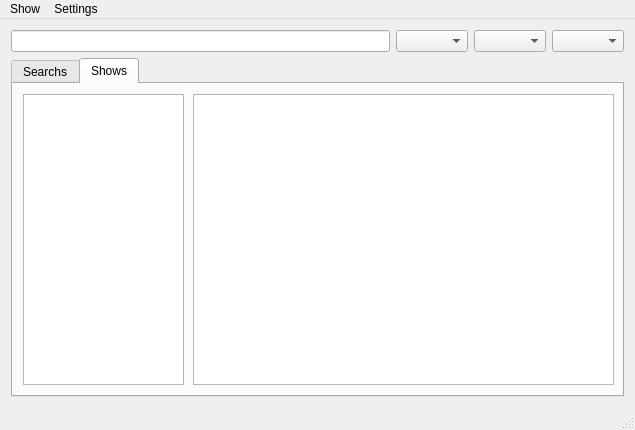
Qt form mainwindow.ui (Guid75/betaseeker) before a commit.
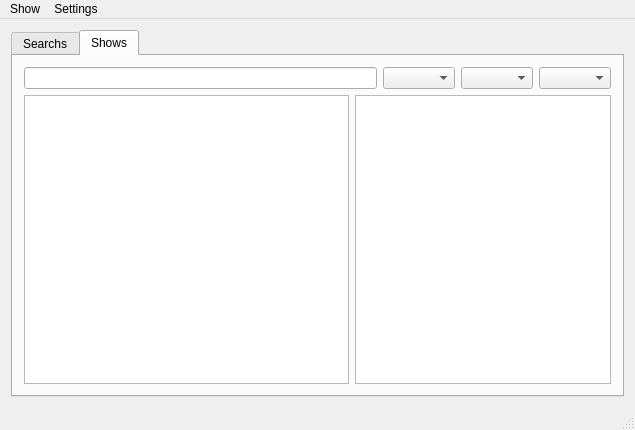
The same form after that commit. The open tabs and pages were chosen to show the change.

What changed in the file:
```diff
--- a/mainwindow.ui
+++ b/mainwindow.ui
@@ -15,18 +15,6 @@
   </property>
   <widget class="QWidget" name="centralWidget">
    <layout class="QGridLayout" name="gridLayout">
-    <item row="0" column="0">
-     <widget class="QLineEdit" name="lineEditSearch"/>
-    </item>
-    <item row="0" column="1">
-     <widget class="QComboBox" name="comboBoxLang"/>
-    </item>
-    <item row="0" column="3">
-     <widget class="QComboBox" name="comboBoxEpisode"/>
-    </item>
-    <item row="0" column="2">
-     <widget class="QComboBox" name="comboBoxSeason"/>
-    </item>
     <item row="1" column="0" colspan="4">
      <widget class="QTabWidget" name="tabWidgetMain">
       <property name="currentIndex">
@@ -38,6 +26,9 @@
        </attribute>
        <layout class="QGridLayout" name="gridLayout_2">
         <item row="0" column="0">
+         <widget class="QLineEdit" name="lineEditSearch"/>
+        </item>
+        <item row="1" column="0">
          <widget class="QListWidget" name="listWidgetSearch"/>
         </item>
        </layout>
@@ -46,26 +37,26 @@
        <attribute name="title">
         <string>Shows</string>
        </attribute>
-       <widget class="QListView" name="listViewShows">
-        <property name="geometry">
-         <rect>
-          <x>10</x>
-          <y>10</y>
-          <width>161</width>
-          <height>291</height>
-         </rect>
-        </property>
-       </widget>
-       <widget class="QTreeView" name="treeViewSubtitles">
-        <property name="geometry">
-         <rect>
-          <x>180</x>
-          <y>10</y>
-          <width>421</width>
-          <height>291</height>
-         </rect>
-        </property>
-       </widget>
+       <layout class="QGridLayout" name="gridLayout_3">
+        <item row="0" column="0" colspan="2">
+         <widget class="QLineEdit" name="lineEditFilter"/>
+        </item>
+        <item row="0" column="2">
+         <widget class="QComboBox" name="comboBoxLang"/>
+        </item>
+        <item row="0" column="3">
+         <widget class="QComboBox" name="comboBoxSeason"/>
+        </item>
+        <item row="0" column="4">
+         <widget class="QComboBox" name="comboBoxEpisode"/>
+        </item>
+        <item row="1" column="0">
+         <widget class="QListView" name="listViewShows"/>
+        </item>
+        <item row="1" column="1" colspan="4">
+         <widget class="QTreeView" name="treeViewSubtitles"/>
+        </item>
+       </layout>
       </widget>
      </widget>
     </item>
```
Left out of the diff: 1 changed line with no effect on the pictures.
